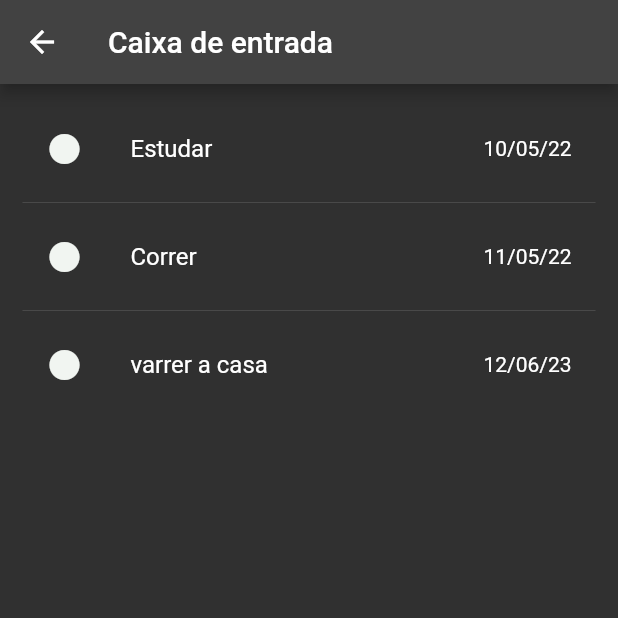
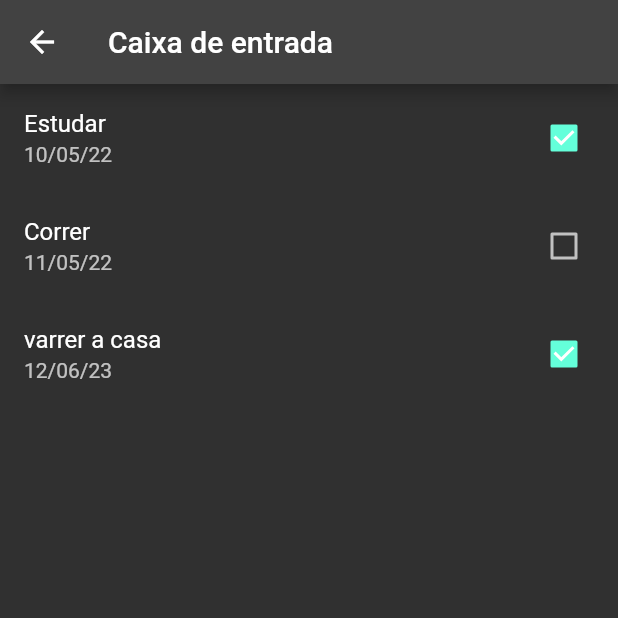
Before and after one commit to laairoy/todo, a Flutter app: the Inbox screen opened directly, on a phone screen of 412 x 824 dp, the top half of it. Run offline on Flutter 3.47's test engine with Material 2 defaults, Android fonts, the phone set to English and light mode, and no system bars.

Commit message:
Inbox checkbox

```diff
--- a/lib/models/task_list.dart
+++ b/lib/models/task_list.dart
@@ -2,10 +2,12 @@ class TaskList {
   var icon;
   String date;
   String name;
+  var finished;
 
   TaskList({
     required this.icon,
     required this.name,
     required this.date,
+    required this.finished,
   });
 }
--- a/lib/pages/inbox.dart
+++ b/lib/pages/inbox.dart
@@ -1,9 +1,14 @@
 import 'package:flutter/material.dart';
 import 'package:todo/repositories/task_list_repository.dart';
 
-class Inbox extends StatelessWidget {
+class Inbox extends StatefulWidget {
   Inbox({Key? key}) : super(key: key);
 
+  @override
+  State<Inbox> createState() => _InboxState();
+}
+
+class _InboxState extends State<Inbox> {
   @override
   Widget build(BuildContext context) {
     final table = TaskListRepository.table;
@@ -12,17 +17,24 @@ class Inbox extends StatelessWidget {
       appBar: AppBar(
         title: Text('Caixa de entrada'),
       ),
-        body: ListView.separated(
+      body: ListView.builder(
+        itemCount: table.length,
         itemBuilder: (BuildContext context, int task) {
-            return ListTile(
-              leading: table[task].icon,
+          return CheckboxListTile(
+            //   leading: table[task].icon,
             title: Text(table[task].name),
-              trailing: Text(table[task].date),
+            subtitle: Text(table[task].date),
+            //   trailing: Text(table[task].date),
+            key: Key(table[task].name),
+            value: table[task].finished,
+            onChanged: (value) {
+              setState(() {
+                table[task].finished = value;
+              });
+            },
           );
         },
-          padding: EdgeInsets.all(15),
-          separatorBuilder: (_, __) => Divider(),
-          itemCount: table.length,
-        ));
+      ),
+    );
   }
 }
--- a/lib/repositories/task_list_repository.dart
+++ b/lib/repositories/task_list_repository.dart
@@ -6,6 +6,7 @@ class TaskListRepository {
     TaskList(
       name: 'Estudar',
       date: '10/05/22',
+      finished: true,
       icon: const Icon(
         Icons.circle,
         color: Color.fromARGB(255, 241, 245, 241),
@@ -14,6 +15,7 @@ class TaskListRepository {
     TaskList(
       name: 'Correr',
       date: '11/05/22',
+      finished: false,
       icon: const Icon(
         Icons.circle,
         color: Color.fromARGB(255, 241, 245, 241),
@@ -22,6 +24,7 @@ class TaskListRepository {
     TaskList(
       name: 'varrer a casa',
       date: '12/06/23',
+      finished: true,
       icon: const Icon(
         Icons.circle,
         color: Color.fromARGB(255, 241, 245, 241),
```
Lines whose indentation alone changed are shown as unchanged.
